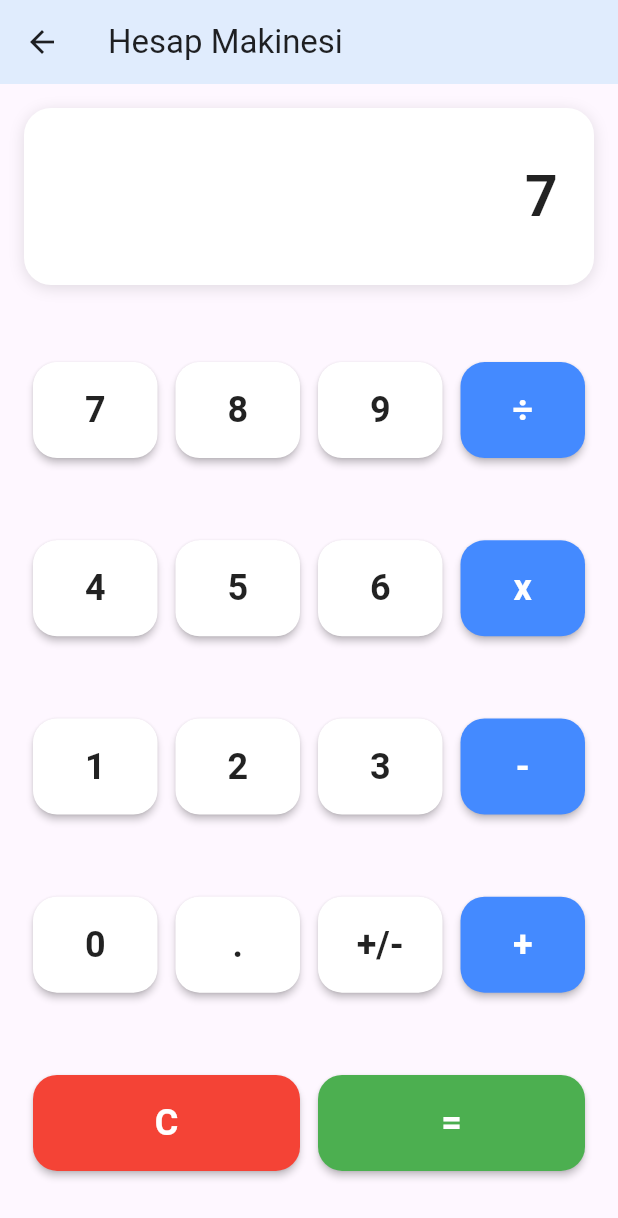
After one commit to omerozgen/geocheat, a Flutter app: the CalculatorScreen screen opened directly, after a tap on an icon or button, on a phone screen of 412 x 824 dp. The commit adds this screen. Shown: the top 1218 px of the screen. Run offline on Flutter 3.47's test engine with Material 3 defaults, Android fonts, the light colour scheme and no system bars; our stand-ins replace flutter_riverpod, flutter_svg, freezed_annotation, hive, hive_flutter; missing offline and left inert: flutter_math_fork; accounts and stored records are empty.

Commit message:
temel hesap makinesi eklendi

```diff
--- /dev/null
+++ b/lib/features/calculator/models/calculator_state.dart
@@ -0,0 +1,41 @@
+class CalculatorState {
+  final String display;
+  final double? firstOperand;
+  final String? operator;
+  final bool shouldClear;
+
+  CalculatorState({
+    this.display = '0',
+    this.firstOperand,
+    this.operator,
+    this.shouldClear = false,
+  });
+
+  CalculatorState copyWith({
+    String? display,
+    double? firstOperand,
+    String? operator,
+    bool? shouldClear,
+  }) {
+    return CalculatorState(
+      display: display ?? this.display,
+      firstOperand: firstOperand ?? this.firstOperand,
+      operator: operator ?? this.operator,
+      shouldClear: shouldClear ?? this.shouldClear,
+    );
+  }
+
+  String get displayFull {
+    if (firstOperand != null && operator != null) {
+      String first = (firstOperand! % 1 == 0)
+          ? firstOperand!.toInt().toString()
+          : firstOperand!.toString();
+      // Eğer yeni operatör seçildiyse ve ikinci operand girilmediyse sadece operatörü göster
+      if (shouldClear) {
+        return '$first $operator';
+      }
+      return '$first $operator $display';
+    }
+    return display;
+  }
+}
--- /dev/null
+++ b/lib/features/calculator/screens/calculator_screen.dart
@@ -0,0 +1,37 @@
+import 'package:flutter/material.dart';
+import 'package:flutter_riverpod/flutter_riverpod.dart';
+import '../viewmodels/calculator_viewmodel.dart';
+import '../widgets/calculator_display.dart';
+import '../widgets/calculator_keypad.dart';
+
+class CalculatorScreen extends ConsumerWidget {
+  const CalculatorScreen({super.key});
+
+  @override
+  Widget build(BuildContext context, WidgetRef ref) {
+    final state = ref.watch(calculatorViewModelProvider);
+    final viewModel = ref.read(calculatorViewModelProvider.notifier);
+    return Scaffold(
+      appBar: AppBar(
+        title: const Text('Hesap Makinesi'),
+        backgroundColor: const Color(0xFFe3f0ff),
+        foregroundColor: Colors.black87,
+        elevation: 0.5,
+      ),
+      body: SafeArea(
+        child: Padding(
+          padding: const EdgeInsets.all(16.0),
+          child: Column(
+            children: [
+              CalculatorDisplay(value: state.displayFull),
+              const SizedBox(height: 24),
+              Expanded(
+                child: CalculatorKeypad(onKey: (val) => viewModel.input(val)),
+              ),
+            ],
+          ),
+        ),
+      ),
+    );
+  }
+}
--- /dev/null
+++ b/lib/features/calculator/viewmodels/calculator_viewmodel.dart
@@ -0,0 +1,98 @@
+import 'package:flutter_riverpod/flutter_riverpod.dart';
+import '../models/calculator_state.dart';
+
+class CalculatorViewModel extends StateNotifier<CalculatorState> {
+  double? _lastOperand;
+  String? _lastOperator;
+  CalculatorViewModel() : super(CalculatorState());
+
+  void input(String value) {
+    if (RegExp(r'^[0-9]$').hasMatch(value)) {
+      if (state.shouldClear || state.display == '0') {
+        state = state.copyWith(display: value, shouldClear: false);
+      } else {
+        state = state.copyWith(display: state.display + value);
+      }
+    } else if (value == '.') {
+      if (!state.display.contains('.')) {
+        state = state.copyWith(display: state.display + '.');
+      }
+    } else if ('+-x÷'.contains(value)) {
+      // Art arda operatör basılırsa sadece sonuncusu geçerli olsun
+      if (state.operator != null) {
+        state = state.copyWith(operator: value, shouldClear: true);
+      } else {
+        state = state.copyWith(
+          firstOperand: double.tryParse(state.display),
+          operator: value,
+          shouldClear: true,
+        );
+      }
+    } else if (value == '=') {
+      double? first = state.firstOperand;
+      double? second = double.tryParse(state.display);
+      String? op = state.operator;
+      if (first != null && op != null) {
+        double result = _calculate(first, second ?? 0, op);
+        // Son işlemi kaydet
+        _lastOperand = second;
+        _lastOperator = op;
+        state = CalculatorState(
+          display: _formatResult(result),
+          firstOperand: null,
+          operator: null,
+          shouldClear: true,
+        );
+      } else if (_lastOperator != null && _lastOperand != null) {
+        // Son işlemi tekrarla
+        double current = double.tryParse(state.display) ?? 0;
+        double result = _calculate(current, _lastOperand!, _lastOperator!);
+        state = CalculatorState(
+          display: _formatResult(result),
+          firstOperand: null,
+          operator: null,
+          shouldClear: true,
+        );
+      }
+    } else if (value == 'C') {
+      state = CalculatorState();
+      _lastOperand = null;
+      _lastOperator = null;
+    } else if (value == '+/-') {
+      // Negatif/pozitif çevir
+      if (state.display.startsWith('-')) {
+        state = state.copyWith(display: state.display.substring(1));
+      } else if (state.display != '0') {
+        state = state.copyWith(display: '-${state.display}');
+      }
+    }
+  }
+
+  double _calculate(double a, double b, String op) {
+    switch (op) {
+      case '+':
+        return a + b;
+      case '-':
+        return a - b;
+      case 'x':
+        return a * b;
+      case '÷':
+        return b == 0 ? 0 : a / b;
+      default:
+        return b;
+    }
+  }
+
+  String _formatResult(double value) {
+    if (value % 1 == 0) {
+      return value.toInt().toString();
+    } else {
+      return value.toStringAsPrecision(8);
+    }
+  }
+}
+
+final calculatorViewModelProvider =
+    StateNotifierProvider<CalculatorViewModel, CalculatorState>(
+      (ref) => CalculatorViewModel(),
+    );
--- /dev/null
+++ b/lib/features/calculator/widgets/calculator_display.dart
@@ -0,0 +1,31 @@
+import 'package:flutter/material.dart';
+
+class CalculatorDisplay extends StatelessWidget {
+  final String value;
+  const CalculatorDisplay({super.key, required this.value});
+
+  @override
+  Widget build(BuildContext context) {
+    return Container(
+      alignment: Alignment.centerRight,
+      padding: const EdgeInsets.symmetric(horizontal: 24, vertical: 32),
+      decoration: BoxDecoration(
+        color: Colors.white,
+        borderRadius: BorderRadius.circular(18),
+        boxShadow: [
+          BoxShadow(color: Colors.black12, blurRadius: 8, offset: Offset(0, 2)),
+        ],
+      ),
+      child: Text(
+        value,
+        style: const TextStyle(
+          fontSize: 38,
+          fontWeight: FontWeight.bold,
+          color: Colors.black87,
+        ),
+        maxLines: 1,
+        overflow: TextOverflow.ellipsis,
+      ),
+    );
+  }
+}
--- /dev/null
+++ b/lib/features/calculator/widgets/calculator_keypad.dart
@@ -0,0 +1,58 @@
+import 'package:flutter/material.dart';
+
+class CalculatorKeypad extends StatelessWidget {
+  final void Function(String) onKey;
+  const CalculatorKeypad({super.key, required this.onKey});
+
+  @override
+  Widget build(BuildContext context) {
+    final buttons = [
+      ['7', '8', '9', '÷'],
+      ['4', '5', '6', 'x'],
+      ['1', '2', '3', '-'],
+      ['0', '.', '+/-', '+'],
+      ['C', '='],
+    ];
+    return Column(
+      children: buttons.map((row) {
+        return Expanded(
+          child: Row(
+            children: row.map((label) {
+              return Expanded(
+                child: Padding(
+                  padding: const EdgeInsets.all(6.0),
+                  child: ElevatedButton(
+                    style: ElevatedButton.styleFrom(
+                      backgroundColor: '÷x-+'.contains(label)
+                          ? Colors.blueAccent
+                          : label == '='
+                          ? Colors.green
+                          : label == 'C'
+                          ? Colors.red
+                          : Colors.white,
+                      foregroundColor:
+                          '÷x-+'.contains(label) || label == '=' || label == 'C'
+                          ? Colors.white
+                          : Colors.black87,
+                      textStyle: const TextStyle(
+                        fontSize: 24,
+                        fontWeight: FontWeight.bold,
+                      ),
+                      shape: RoundedRectangleBorder(
+                        borderRadius: BorderRadius.circular(16),
+                      ),
+                      elevation: 2,
+                      padding: const EdgeInsets.symmetric(vertical: 18),
+                    ),
+                    onPressed: () => onKey(label),
+                    child: Text(label),
+                  ),
+                ),
+              );
+            }).toList(),
+          ),
+        );
+      }).toList(),
+    );
+  }
+}
--- a/lib/features/home/screens/home/home_screen.dart
+++ b/lib/features/home/screens/home/home_screen.dart
@@ -6,6 +6,7 @@ import 'package:flutter_svg/flutter_svg.dart';
 import '../category/category_screen.dart';
 import '../favorites/favorites_screen.dart';
 import 'dart:math';
+import '../../../calculator/screens/calculator_screen.dart';
 // import 'package:auto_size_text/auto_size_text.dart';
 
 class HomeScreen extends ConsumerWidget {
@@ -141,11 +142,17 @@ class CategoryCard extends StatelessWidget {
           splashColor: Colors.blueAccent.withOpacity(0.08),
           highlightColor: Colors.blueAccent.withOpacity(0.04),
           onTap: () {
-            Navigator.of(context).push(
-              MaterialPageRoute(
-                builder: (_) => CategoryScreen(category: category),
-              ),
-            );
+            if (category.id == 'calculator') {
+              Navigator.of(context).push(
+                MaterialPageRoute(builder: (_) => const CalculatorScreen()),
+              );
+            } else {
+              Navigator.of(context).push(
+                MaterialPageRoute(
+                  builder: (_) => CategoryScreen(category: category),
+                ),
+              );
+            }
           },
           child: Container(
             decoration: BoxDecoration(
```
